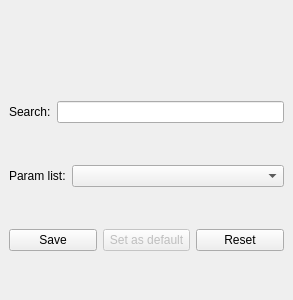
Qt form SeaGoatVision/client/qt/uifiles/WinCamera.ui (Octets/SeaGoatVision) before a commit.
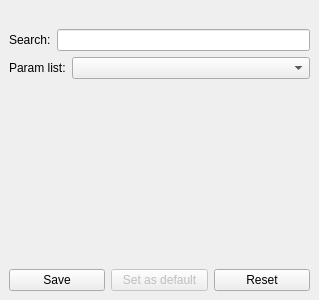
The same form after that commit.

Commit message: Qt param: Remove clear widget (fix in next commit), move code about widget in WinParamParent

```diff
--- a/SeaGoatVision/client/qt/uifiles/WinCamera.ui
+++ b/SeaGoatVision/client/qt/uifiles/WinCamera.ui
@@ -9,14 +9,14 @@
    <rect>
     <x>0</x>
     <y>0</y>
-    <width>293</width>
+    <width>319</width>
     <height>300</height>
    </rect>
   </property>
   <property name="minimumSize">
    <size>
-    <width>293</width>
-    <height>180</height>
+    <width>319</width>
+    <height>238</height>
    </size>
   </property>
   <property name="features">
@@ -90,6 +90,20 @@
       </item>
      </layout>
     </item>
+    <item>
+     <widget class="QLabel" name="lbl_doc">
+      <property name="text">
+       <string/>
+      </property>
+     </widget>
+    </item>
+    <item>
+     <widget class="QLabel" name="lbl_desc_param">
+      <property name="text">
+       <string/>
+      </property>
+     </widget>
+    </item>
     <item>
      <layout class="QVBoxLayout" name="layout_params"/>
     </item>
```
The commit also changes 4 other files.
